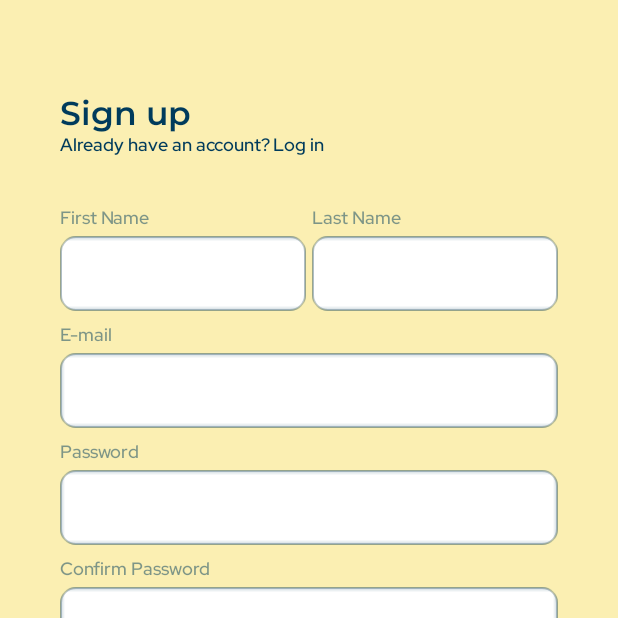
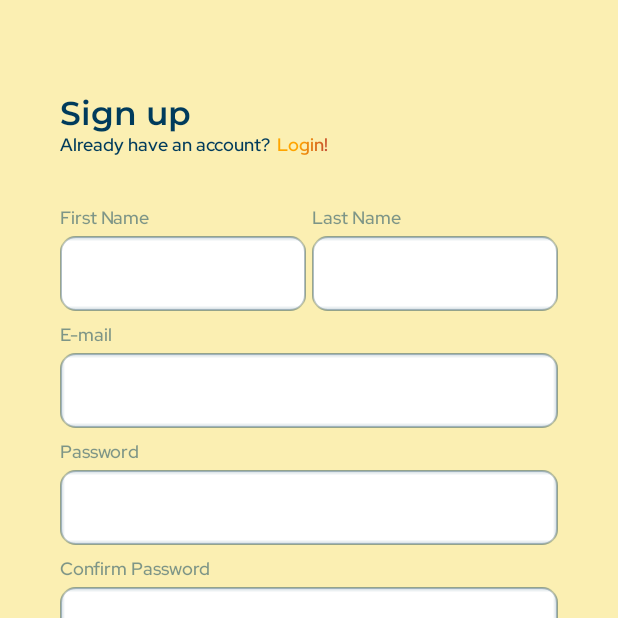
Before and after one commit to siv727/Huckster-Trial, an Android app: the screen it shows after launch (RegisterActivity), after a tap on an icon or button, on a phone screen of 412 x 824 dp, the top half of it. Run offline under Robolectric (Android 15) with nearby library versions, the phone set to English and light mode, and no system bars.

Commit message:
Added : -font gradient:textview_register, textview_login -padding,fontFamily,textSize = 12 on edittext changed ic_launcher.xml & ic_launcher_round.xml

```diff
--- a/app/src/main/java/com/android/huckster/LoginActivity.kt
+++ b/app/src/main/java/com/android/huckster/LoginActivity.kt
@@ -2,7 +2,11 @@ package com.android.huckster
 
 import android.app.Activity
 import android.content.Intent
+import android.graphics.Color
+import android.graphics.LinearGradient
+import android.graphics.Shader
 import android.os.Bundle
+import android.text.TextPaint
 import android.util.Log
 import android.widget.Button
 import android.widget.EditText
@@ -17,7 +21,27 @@ class LoginActivity : Activity() {
 
         val edittext_email = findViewById<EditText>(R.id.edittext_email)
         val edittext_password = findViewById<EditText>(R.id.edittext_password)
+        val textViewRegister: TextView = findViewById(R.id.textview_register)
 
+
+
+        textViewRegister.text = " Register!"
+
+        // Apply gradient text color
+        val paint: TextPaint = textViewRegister.paint
+        val width: Float = paint.measureText(textViewRegister.text.toString())
+
+        val textShader: Shader = LinearGradient(
+            0f, 0f, width, textViewRegister.textSize,
+            intArrayOf(
+                Color.parseColor("#FFA500"),
+                Color.parseColor("#FFA500"),
+                Color.parseColor("#C24733"),
+
+                ),
+            null, Shader.TileMode.CLAMP
+        )
+        textViewRegister.paint.shader = textShader
         val text_register = findViewById<LinearLayout>(R.id.layout_register)
         text_register.setOnClickListener {
             Log.e("Register", "Moved to Register Page")
--- a/app/src/main/java/com/android/huckster/RegisterActivity.kt
+++ b/app/src/main/java/com/android/huckster/RegisterActivity.kt
@@ -2,7 +2,11 @@ package com.android.huckster
 
 import android.app.Activity
 import android.content.Intent
+import android.graphics.Color
+import android.graphics.LinearGradient
+import android.graphics.Shader
 import android.os.Bundle
+import android.text.TextPaint
 import android.util.Log
 import android.widget.Button
 import android.widget.EditText
@@ -20,6 +24,27 @@ class RegisterActivity : Activity() {
         val edittext_fname = findViewById<EditText>(R.id.edittext_firstname)
         val edittext_lname = findViewById<EditText>(R.id.edittext_lastname)
         val edittext_checkpass = findViewById<EditText>(R.id.edittext_confirm_password)
+        val textViewLogin: TextView = findViewById(R.id.textview_login)
+
+
+
+        textViewLogin.text = " Login!"
+
+        // Apply gradient text color
+        val paint: TextPaint = textViewLogin.paint
+        val width: Float = paint.measureText(textViewLogin.text.toString())
+
+        val textShader: Shader = LinearGradient(
+            0f, 0f, width, textViewLogin.textSize,
+            intArrayOf(
+                Color.parseColor("#FFA500"),
+                Color.parseColor("#FFA500"),
+                Color.parseColor("#C24733"),
+
+                ),
+            null, Shader.TileMode.CLAMP
+        )
+        textViewLogin.paint.shader = textShader
 
         val text_login = findViewById<LinearLayout>(R.id.layout_login)
         text_login.setOnClickListener {
--- a/app/src/main/res/layout/activity_register.xml
+++ b/app/src/main/res/layout/activity_register.xml
@@ -37,6 +37,7 @@
             android:textSize="12sp" />
 
         <TextView
+            android:id="@+id/textview_login"
             android:layout_width="wrap_content"
             android:layout_height="wrap_content"
             android:layout_marginStart="2dp"
@@ -77,7 +78,12 @@
                 android:autofillHints="emailAddress"
                 android:background="@drawable/inner_shadow"
                 android:inputType="textEmailAddress"
-                android:labelFor="@id/edittext_email" />
+                android:labelFor="@id/edittext_email"
+                android:fontFamily="@font/montserrat_semi_bold"
+                android:textSize="12sp"
+                android:paddingHorizontal="2sp"
+                android:textColor="@color/trade_blue"
+                android:hint="@string/space"/>
 
         </LinearLayout>
 
@@ -105,7 +111,12 @@
                 android:autofillHints="emailAddress"
                 android:background="@drawable/inner_shadow"
                 android:inputType="textEmailAddress"
-                android:labelFor="@id/edittext_email" />
+                android:labelFor="@id/edittext_email"
+                android:fontFamily="@font/montserrat_semi_bold"
+                android:textSize="12sp"
+                android:paddingHorizontal="2sp"
+                android:textColor="@color/trade_blue"
+                android:hint="@string/space"/>
 
         </LinearLayout>
 
@@ -122,7 +133,8 @@
         android:fontFamily="@font/rdh_semi_bold"
         android:text="@string/email"
         android:textColor="@color/trade_blue_50percent"
-        android:textSize="12sp" />
+        android:textSize="12sp"
+        />
 
     <EditText
         android:id="@+id/edittext_email"
@@ -134,7 +146,12 @@
         android:autofillHints="emailAddress"
         android:background="@drawable/inner_shadow"
         android:inputType="textEmailAddress"
-        android:labelFor="@id/edittext_email" />
+        android:labelFor="@id/edittext_email"
+        android:fontFamily="@font/montserrat_semi_bold"
+        android:textSize="12sp"
+        android:paddingHorizontal="2sp"
+        android:textColor="@color/trade_blue"
+        android:hint="@string/space"/>
 
     <TextView
         android:layout_width="match_parent"
@@ -157,7 +174,12 @@
         android:padding="14dp"
         android:autofillHints="password"
         android:background="@drawable/inner_shadow"
-        android:inputType="textPassword" />
+        android:inputType="textPassword"
+        android:fontFamily="@font/montserrat_semi_bold"
+        android:textSize="12sp"
+        android:paddingHorizontal="2sp"
+        android:textColor="@color/trade_blue"
+        android:hint="@string/space"/>
 
     <TextView
         android:layout_width="match_parent"
@@ -180,7 +202,12 @@
         android:padding="14dp"
         android:autofillHints="password"
         android:background="@drawable/inner_shadow"
-        android:inputType="textPassword" />
+        android:inputType="textPassword"
+        android:fontFamily="@font/montserrat_semi_bold"
+        android:textSize="12sp"
+        android:paddingHorizontal="2sp"
+        android:textColor="@color/trade_blue"
+        android:hint="@string/space"/>
 
     <Button
         android:id="@+id/button_to_login"
--- a/app/src/main/res/mipmap-anydpi-v26/ic_launcher.xml
+++ b/app/src/main/res/mipmap-anydpi-v26/ic_launcher.xml
@@ -1,6 +1,6 @@
 <?xml version="1.0" encoding="utf-8"?>
 <adaptive-icon xmlns:android="http://schemas.android.com/apk/res/android">
-    <background android:drawable="@drawable/ic_launcher_background" />
-    <foreground android:drawable="@drawable/ic_launcher_foreground" />
-    <monochrome android:drawable="@drawable/ic_launcher_foreground" />
+    <background android:drawable="@drawable/huckster_logo" />
+    <foreground android:drawable="@drawable/huckster_logo" />
+    <monochrome android:drawable="@drawable/huckster_logo" />
 </adaptive-icon>
--- a/app/src/main/res/mipmap-anydpi-v26/ic_launcher_round.xml
+++ b/app/src/main/res/mipmap-anydpi-v26/ic_launcher_round.xml
@@ -1,6 +1,6 @@
 <?xml version="1.0" encoding="utf-8"?>
 <adaptive-icon xmlns:android="http://schemas.android.com/apk/res/android">
-    <background android:drawable="@drawable/ic_launcher_background" />
-    <foreground android:drawable="@drawable/ic_launcher_foreground" />
-    <monochrome android:drawable="@drawable/ic_launcher_foreground" />
+    <background android:drawable="@color/cardview_light_background" />
+    <foreground android:drawable="@drawable/huckster_logo" />
+    <monochrome android:drawable="@drawable/huckster_logo" />
 </adaptive-icon>
--- a/app/src/main/res/values/strings.xml
+++ b/app/src/main/res/values/strings.xml
@@ -37,4 +37,5 @@
     <string name="about_app">About Huckster</string>
     <string name="developers">About The Developers</string>
     <string name="save">Save</string>
+    <string name="space"> </string>
 </resources>
```
Also changed, not shown: app/src/main/res/layout/activity_login.xml (+15 -3 lines), app/src/main/res/layout/activity_profile.xml (+15 -3 lines), app/src/main/res/drawable/huckster_logo.png (added).
